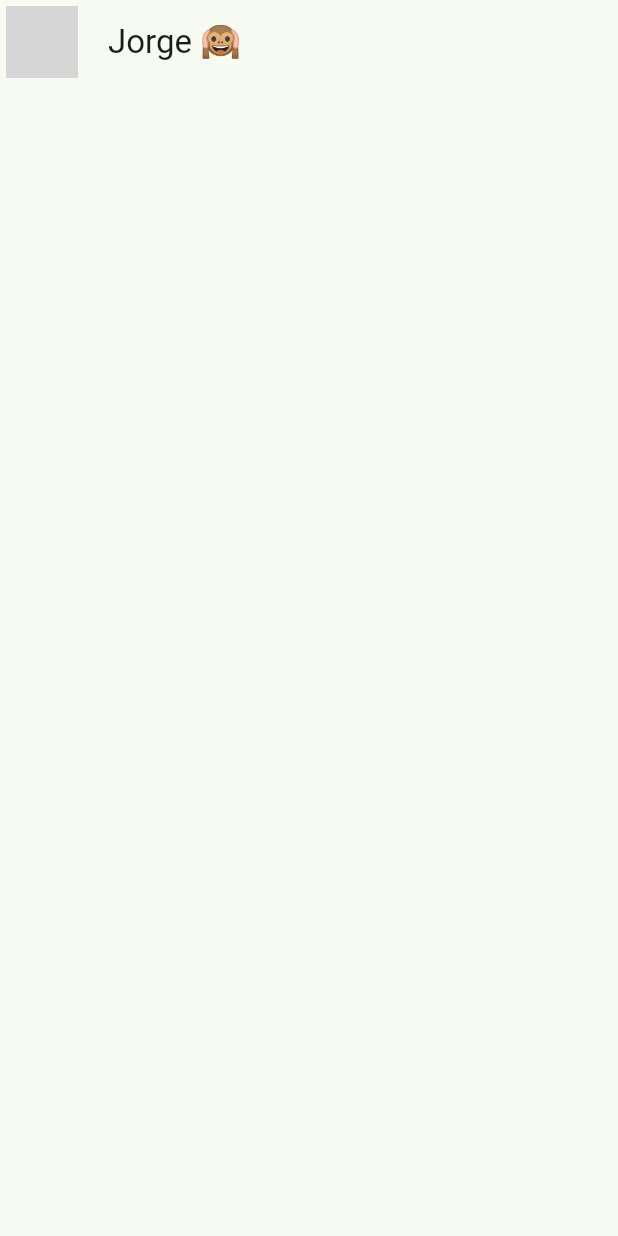
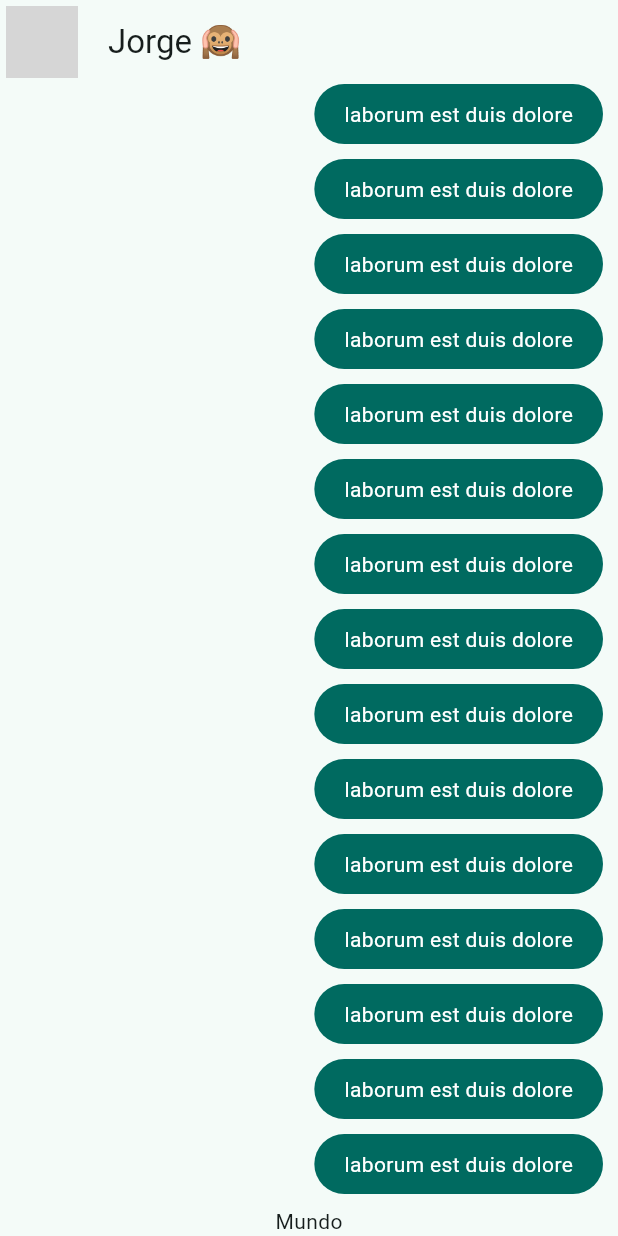
Before and after one commit to CA12REZ/AppYesNoApp210458, a Flutter app: the screen it shows after launch, on a phone screen of 412 x 824 dp. Run offline on Flutter 3.47's test engine with Material 3 defaults, Android fonts, the light colour scheme and no system bars; network calls fail; grey boxes are pictures that could not be loaded.

Commit message:
practica21 terminada

```diff
--- a/flutter_yesnoapp/lib/main.dart
+++ b/flutter_yesnoapp/lib/main.dart
@@ -1,6 +1,6 @@
 import 'package:flutter/material.dart';
 import 'package:flutter_yesnoapp/config/theme/app_theme.dart';
-import 'package:flutter_yesnoapp/presentation/chat/chat_screen.dart';
+import 'package:flutter_yesnoapp/presentation/screens/chat/chat_screen.dart';
 
 void main() => runApp(const MyApp());
 
@@ -12,7 +12,7 @@ class MyApp extends StatelessWidget {
     return MaterialApp(
         title: 'YES NO APP',
         debugShowCheckedModeBanner: false,
-        theme: AppTheme(selectedColor: 3).theme(),
+        theme: AppTheme(selectedColor: 2).theme(),
         home: const ChatScreen());
   }
 }
--- a/flutter_yesnoapp/lib/presentation/chat/chat_screen.dart
+++ /dev/null
@@ -1,22 +0,0 @@
-import 'package:flutter/material.dart';
-
-class ChatScreen extends StatelessWidget {
-  const ChatScreen({super.key});
-
-  @override
-  Widget build(BuildContext context) {
-    return Scaffold(
-      appBar: AppBar(
-        leading: Padding(
-          padding: const EdgeInsets.all(4.0),
-          child: CircleAvatar(
-            backgroundImage: NetworkImage(
-                'https://yt3.googleusercontent.com/ytc/AIdro_nCfJ5zS5jr28RoUco9p609rkIyUT5UW6e-ktimx0fJORA=s900-c-k-c0x00ffffff-no-rj'),
-          ),
-        ),
-        title: Text('Jorge 🙉'),
-        centerTitle: false,
-      ),
-    );
-  }
-}
--- /dev/null
+++ b/flutter_yesnoapp/lib/presentation/screens/chat/chat_screen.dart
@@ -0,0 +1,47 @@
+import 'package:flutter/material.dart';
+import 'package:flutter_yesnoapp/presentation/widgets/chat/my_message_bubble.dart';
+
+class ChatScreen extends StatelessWidget {
+  const ChatScreen({super.key});
+
+  @override
+  Widget build(BuildContext context) {
+    return Scaffold(
+      appBar: AppBar(
+        leading: Padding(
+          padding: const EdgeInsets.all(4.0),
+          child: CircleAvatar(
+            backgroundImage: NetworkImage(
+                'https://yt3.googleusercontent.com/ytc/AIdro_nCfJ5zS5jr28RoUco9p609rkIyUT5UW6e-ktimx0fJORA=s900-c-k-c0x00ffffff-no-rj'),
+          ),
+        ),
+        title: Text('Jorge 🙉'),
+        centerTitle: false,
+      ),
+      body: _ChatView(),
+    );
+  }
+}
+
+class _ChatView extends StatelessWidget {
+  @override
+  Widget build(BuildContext context) {
+    return SafeArea(
+      left: false,
+      child: Padding(
+        padding: const EdgeInsets.symmetric(horizontal: 10),
+        child: Column(
+          children: [
+            Expanded(
+                child: ListView.builder(
+                    itemCount: 100,
+                    itemBuilder: (context, index) {
+                      return const MyMessageBubble();
+                    })),
+            Text('Mundo')
+          ],
+        ),
+      ),
+    );
+  }
+}
--- /dev/null
+++ b/flutter_yesnoapp/lib/presentation/widgets/chat/my_message_bubble.dart
@@ -0,0 +1,29 @@
+import 'package:flutter/material.dart';
+
+class MyMessageBubble extends StatelessWidget {
+  const MyMessageBubble({super.key});
+
+  @override
+  Widget build(BuildContext context) {
+
+    final colors = Theme.of(context).colorScheme;
+
+    return Column(
+      crossAxisAlignment: CrossAxisAlignment.end,
+      children: [
+        Container(
+          decoration: BoxDecoration(
+              color: colors.primary, borderRadius: BorderRadius.circular(20)),
+          child: const Padding(
+            padding: EdgeInsets.symmetric(horizontal: 20, vertical: 10),
+            child: Text(
+              'laborum est duis dolore',
+              style: TextStyle(color: Colors.white),
+            ),
+          ),
+        ),
+        const SizedBox(height: 10)
+      ],
+    );
+  }
+}
```
